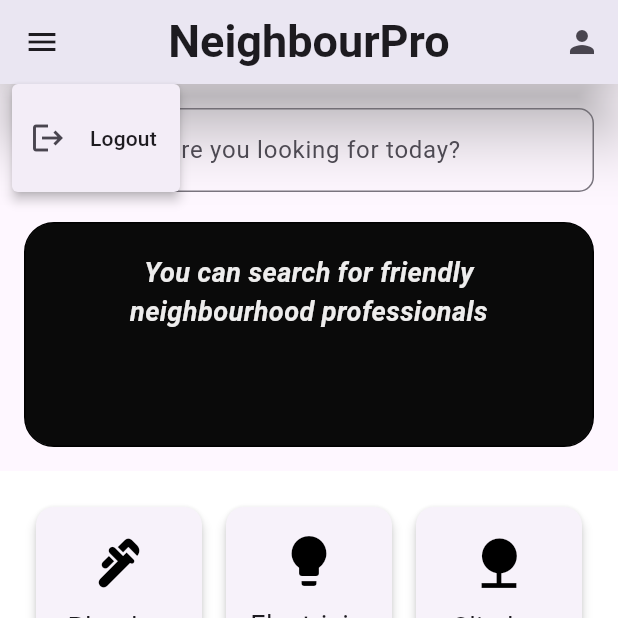
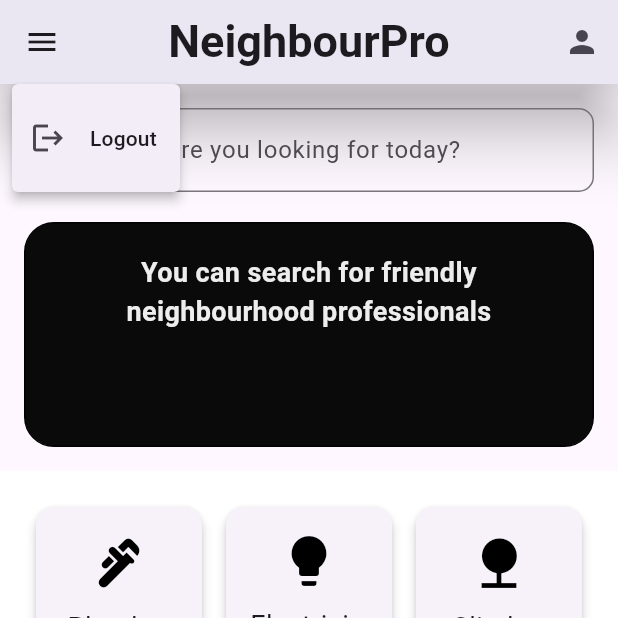
Before and after one commit to samudrasdas/neighbournoob, a Flutter app: the HomePage screen opened by its route, after a tap on the "menu" icon, on a phone screen of 412 x 824 dp, the top half of it. Run offline on Flutter 3.47's test engine with Material 3 defaults, Android fonts, the phone set to English and light mode, and no system bars; network calls fail.

Commit message:
changed font

```diff
--- a/lib/home_page.dart
+++ b/lib/home_page.dart
@@ -102,7 +102,7 @@ class _HomePageState extends State<HomePage> {
                           fontWeight: FontWeight.bold,
                           fontSize: 18,
                           color: const Color.fromARGB(255, 238, 237, 237),
-                          fontStyle: FontStyle.italic,
+                          fontStyle: FontStyle.normal,
                         ),
                       ),
                     ),
@@ -190,7 +190,7 @@ class _HomePageState extends State<HomePage> {
   void _showPopupMenu(BuildContext context) {
     final RenderBox bar = context.findRenderObject() as RenderBox;
     final Offset position = bar.localToGlobal(Offset.zero) + Offset(0.0, kToolbarHeight);
-    final RenderBox overlay = Overlay.of(context)!.context.findRenderObject() as RenderBox;
+    final RenderBox overlay = Overlay.of(context).context.findRenderObject() as RenderBox;
     showMenu(
       context: context,
       position: RelativeRect.fromRect(
```
